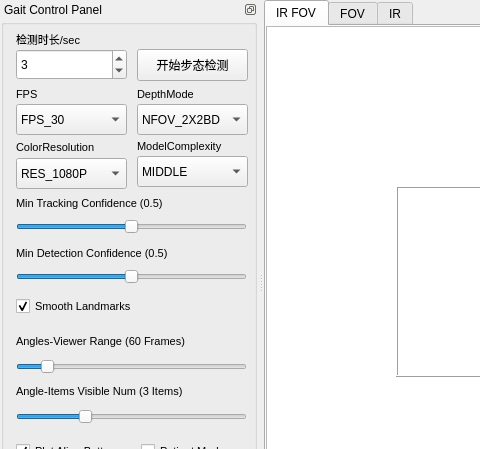
Old version of the form MainWindow.ui in the repository spianmo/GaitStudio; both pictures show x 0 to 480 and y 0 to 449 of the 1328 by 803 pixel window.
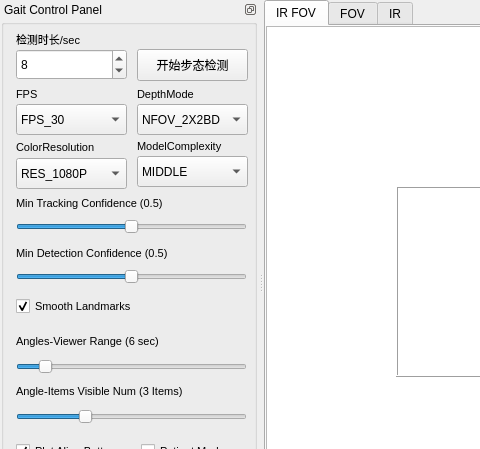
New version of the form. Custom widgets are drawn as their Qt base class.

What changed in the file:
```diff
--- a/MainWindow.ui
+++ b/MainWindow.ui
@@ -256,7 +256,7 @@
          </rect>
         </property>
         <property name="value">
-         <number>3</number>
+         <number>8</number>
         </property>
        </widget>
        <widget class="QLabel" name="label">
@@ -615,7 +615,7 @@
          </font>
         </property>
         <property name="text">
-         <string>Angles-Viewer Range (60 Frames)</string>
+         <string>Angles-Viewer Range (6 sec)</string>
         </property>
        </widget>
        <widget class="QSlider" name="hsAnglesViewerRange">
@@ -628,19 +628,19 @@
          </rect>
         </property>
         <property name="minimum">
-         <number>10</number>
+         <number>1</number>
         </property>
         <property name="maximum">
-         <number>100</number>
+         <number>50</number>
         </property>
         <property name="pageStep">
          <number>1</number>
         </property>
         <property name="value">
-         <number>20</number>
+         <number>6</number>
         </property>
         <property name="sliderPosition">
-         <number>20</number>
+         <number>6</number>
         </property>
         <property name="orientation">
          <enum>Qt::Horizontal</enum>
```
